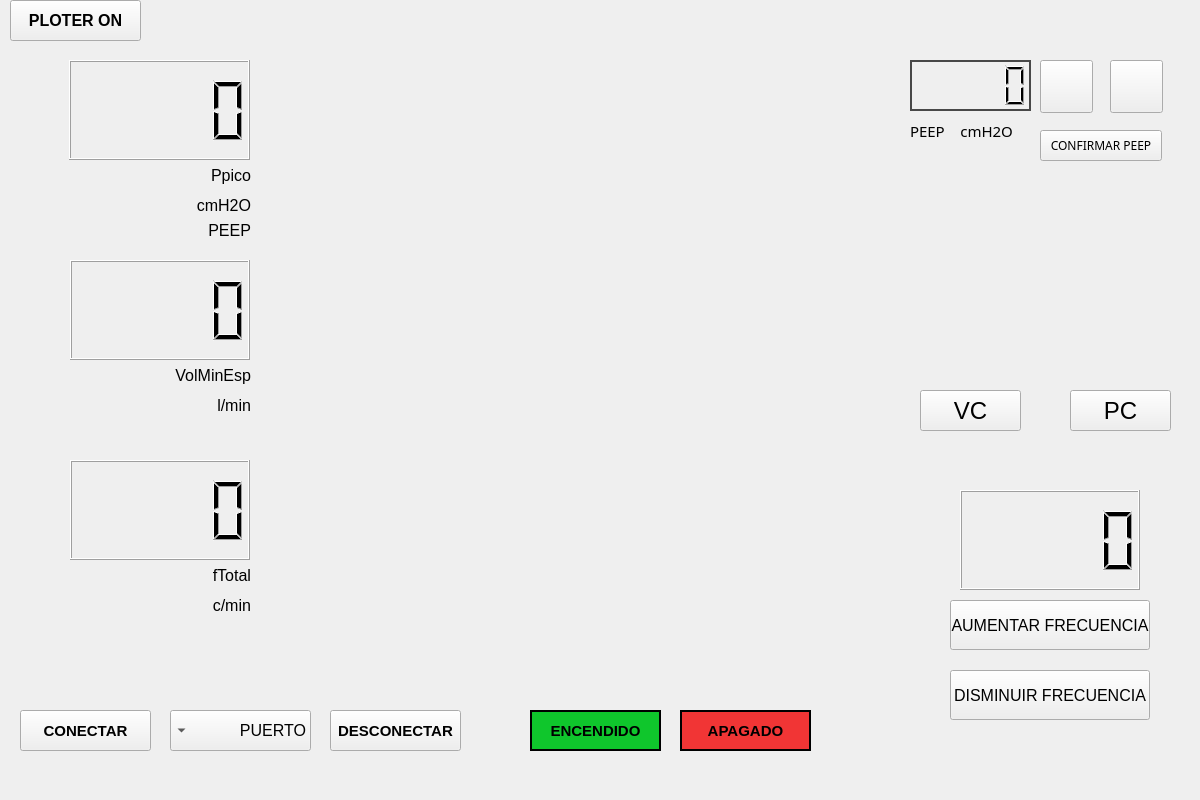
The window that diseño_gui.ui (1PYTHON1/Interfaz_Grafica_Ventilador_Mecanico_PyQt5) describes before a commit, drawn with Qt 5.
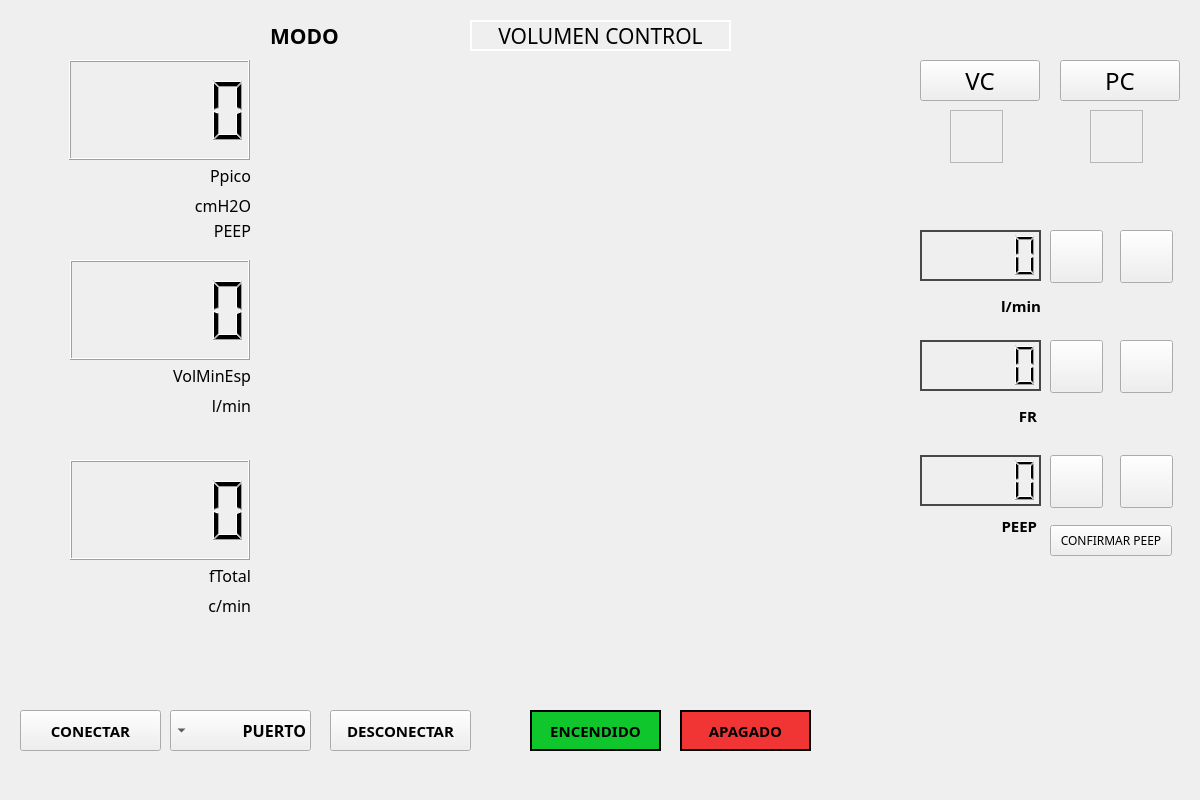
The same window after the commit. Icons and pictures are not drawn.

Commit message:
Se agrega mas funcionalidades en la GUI
Se agrega mas botones al diseño para el control de  presion y mostrar el modo

Patch:
```diff
--- a/diseño_gui.ui
+++ b/diseño_gui.ui
@@ -18,6 +18,7 @@
   </property>
   <property name="font">
    <font>
+    <family>Montserrat</family>
     <pointsize>5</pointsize>
    </font>
   </property>
@@ -73,9 +74,9 @@
    <widget class="QPushButton" name="pushButton_pc">
     <property name="geometry">
      <rect>
-      <x>1070</x>
-      <y>390</y>
-      <width>101</width>
+      <x>1060</x>
+      <y>60</y>
+      <width>120</width>
       <height>41</height>
      </rect>
     </property>
@@ -113,8 +114,8 @@
     <property name="geometry">
      <rect>
       <x>920</x>
-      <y>390</y>
-      <width>101</width>
+      <y>60</y>
+      <width>120</width>
       <height>41</height>
      </rect>
     </property>
@@ -130,10 +131,10 @@
    <widget class="QPushButton" name="pushButton_frecuencia_up">
     <property name="geometry">
      <rect>
-      <x>950</x>
-      <y>600</y>
-      <width>200</width>
-      <height>50</height>
+      <x>1050</x>
+      <y>340</y>
+      <width>53</width>
+      <height>53</height>
      </rect>
     </property>
     <property name="font">
@@ -141,17 +142,27 @@
       <pointsize>12</pointsize>
      </font>
     </property>
+    <property name="styleSheet">
+     <string notr="true">#pushButton_frecuencia_up
+{
+background-image: url(:/design/iconos/akar-icons_circle-chevron-down-fill (1).png);
+}
+#pushButton_frecuencia_up:hover
+{
+background-image: url(:/design/iconos/akar-icons_circle-chevron-down-fill (2).png);
+}</string>
+    </property>
     <property name="text">
-     <string>AUMENTAR FRECUENCIA</string>
+     <string/>
     </property>
    </widget>
    <widget class="QPushButton" name="pushButton_frecuencia_down">
     <property name="geometry">
      <rect>
-      <x>950</x>
-      <y>670</y>
-      <width>200</width>
-      <height>50</height>
+      <x>1120</x>
+      <y>340</y>
+      <width>53</width>
+      <height>53</height>
      </rect>
     </property>
     <property name="font">
@@ -159,8 +170,17 @@
       <pointsize>12</pointsize>
      </font>
     </property>
+    <property name="styleSheet">
+     <string notr="true">#pushButton_frecuencia_down{
+background-image: url(:/design/iconos/akar-icons_circle-chevron-down-fill.png);
+}
+#pushButton_frecuencia_down:hover{
+background-image: url(:/design/iconos/akar-icons_circle-chevron-down-fill (3).png);
+}
+</string>
+    </property>
     <property name="text">
-     <string>DISMINUIR FRECUENCIA</string>
+     <string/>
     </property>
    </widget>
    <widget class="QLCDNumber" name="lcdNumber_presion">
@@ -196,9 +216,9 @@
    <widget class="QLabel" name="label">
     <property name="geometry">
      <rect>
-      <x>200</x>
+      <x>180</x>
       <y>160</y>
-      <width>51</width>
+      <width>71</width>
       <height>31</height>
      </rect>
     </property>
@@ -217,9 +237,9 @@
    <widget class="QLabel" name="label_2">
     <property name="geometry">
      <rect>
-      <x>190</x>
+      <x>180</x>
       <y>190</y>
-      <width>61</width>
+      <width>71</width>
       <height>31</height>
      </rect>
     </property>
@@ -238,9 +258,9 @@
    <widget class="QLabel" name="label_3">
     <property name="geometry">
      <rect>
-      <x>190</x>
+      <x>180</x>
       <y>390</y>
-      <width>61</width>
+      <width>71</width>
       <height>31</height>
      </rect>
     </property>
@@ -259,9 +279,9 @@
    <widget class="QLabel" name="label_4">
     <property name="geometry">
      <rect>
-      <x>160</x>
+      <x>150</x>
       <y>360</y>
-      <width>91</width>
+      <width>101</width>
       <height>31</height>
      </rect>
     </property>
@@ -280,9 +300,9 @@
    <widget class="QLabel" name="label_5">
     <property name="geometry">
      <rect>
-      <x>190</x>
+      <x>180</x>
       <y>560</y>
-      <width>61</width>
+      <width>71</width>
       <height>31</height>
      </rect>
     </property>
@@ -322,19 +342,33 @@
    <widget class="QLCDNumber" name="lcdNumber_frecuencia">
     <property name="geometry">
      <rect>
-      <x>960</x>
-      <y>490</y>
-      <width>180</width>
-      <height>100</height>
+      <x>920</x>
+      <y>340</y>
+      <width>121</width>
+      <height>51</height>
      </rect>
     </property>
+    <property name="styleSheet">
+     <string notr="true">#lcdNumber_frecuencia{
+
+border: 2px solid rgb(72, 72, 72);
+
+
+}
+#lcdNumber_frecuencia:hover{
+
+border: 2px solid  rgb(190, 190, 190);
+
+}
+</string>
+    </property>
    </widget>
    <widget class="QPushButton" name="pushButton_conectar_serial">
     <property name="geometry">
      <rect>
       <x>20</x>
       <y>710</y>
-      <width>131</width>
+      <width>141</width>
       <height>41</height>
      </rect>
     </property>
@@ -361,6 +395,8 @@
     <property name="font">
      <font>
       <pointsize>12</pointsize>
+      <weight>75</weight>
+      <bold>true</bold>
      </font>
     </property>
     <item>
@@ -399,7 +435,7 @@
      <rect>
       <x>330</x>
       <y>710</y>
-      <width>131</width>
+      <width>141</width>
       <height>41</height>
      </rect>
     </property>
@@ -414,32 +450,11 @@
      <string>DESCONECTAR</string>
     </property>
    </widget>
-   <widget class="QPushButton" name="pushButton_sincronizar_datos">
-    <property name="geometry">
-     <rect>
-      <x>10</x>
-      <y>0</y>
-      <width>131</width>
-      <height>41</height>
-     </rect>
-    </property>
-    <property name="font">
-     <font>
-      <pointsize>12</pointsize>
-      <weight>75</weight>
-      <italic>false</italic>
-      <bold>true</bold>
-     </font>
-    </property>
-    <property name="text">
-     <string>PLOTER ON</string>
-    </property>
-   </widget>
    <widget class="QLCDNumber" name="lcdNumber_peep">
     <property name="geometry">
      <rect>
-      <x>910</x>
-      <y>60</y>
+      <x>920</x>
+      <y>455</y>
       <width>121</width>
       <height>51</height>
      </rect>
@@ -465,8 +480,8 @@
    <widget class="QPushButton" name="pushButton_incrementar_peep">
     <property name="geometry">
      <rect>
-      <x>1040</x>
-      <y>60</y>
+      <x>1050</x>
+      <y>455</y>
       <width>53</width>
       <height>53</height>
      </rect>
@@ -488,8 +503,8 @@
    <widget class="QPushButton" name="pushButton_decrementar_peep">
     <property name="geometry">
      <rect>
-      <x>1110</x>
-      <y>60</y>
+      <x>1120</x>
+      <y>455</y>
       <width>53</width>
       <height>53</height>
      </rect>
@@ -510,8 +525,8 @@
    <widget class="QPushButton" name="pushButton_confirmar_peep">
     <property name="geometry">
      <rect>
-      <x>1040</x>
-      <y>130</y>
+      <x>1050</x>
+      <y>525</y>
       <width>122</width>
       <height>31</height>
      </rect>
@@ -539,8 +554,8 @@
    <widget class="QLabel" name="label_8">
     <property name="geometry">
      <rect>
-      <x>910</x>
-      <y>115</y>
+      <x>920</x>
+      <y>510</y>
       <width>121</width>
       <height>31</height>
      </rect>
@@ -549,21 +564,23 @@
      <font>
       <family>Montserrat</family>
       <pointsize>11</pointsize>
+      <weight>75</weight>
+      <bold>true</bold>
      </font>
     </property>
     <property name="text">
-     <string>PEEP    cmH2O</string>
+     <string>PEEP </string>
     </property>
     <property name="alignment">
-     <set>Qt::AlignLeading|Qt::AlignLeft|Qt::AlignVCenter</set>
+     <set>Qt::AlignRight|Qt::AlignTrailing|Qt::AlignVCenter</set>
     </property>
    </widget>
    <widget class="QLabel" name="label_7">
     <property name="geometry">
      <rect>
-      <x>200</x>
+      <x>190</x>
       <y>220</y>
-      <width>51</width>
+      <width>61</width>
       <height>21</height>
      </rect>
     </property>
@@ -666,6 +683,269 @@
      <string>APAGADO</string>
     </property>
    </widget>
+   <widget class="QLabel" name="label_9">
+    <property name="geometry">
+     <rect>
+      <x>920</x>
+      <y>400</y>
+      <width>121</width>
+      <height>31</height>
+     </rect>
+    </property>
+    <property name="font">
+     <font>
+      <family>Montserrat</family>
+      <pointsize>11</pointsize>
+      <weight>75</weight>
+      <bold>true</bold>
+     </font>
+    </property>
+    <property name="text">
+     <string>FR </string>
+    </property>
+    <property name="alignment">
+     <set>Qt::AlignRight|Qt::AlignTrailing|Qt::AlignVCenter</set>
+    </property>
+   </widget>
+   <widget class="QLCDNumber" name="lcdNumber_volumen_entrada">
+    <property name="geometry">
+     <rect>
+      <x>920</x>
+      <y>230</y>
+      <width>121</width>
+      <height>51</height>
+     </rect>
+    </property>
+    <property name="styleSheet">
+     <string notr="true">#lcdNumber_volumen_entrada{
+
+border: 2px solid rgb(72, 72, 72);
+
+
+}
+#lcdNumber_volumen_entrada:hover{
+
+border: 2px solid  rgb(190, 190, 190);
+
+}
+</string>
+    </property>
+   </widget>
+   <widget class="QLabel" name="label_10">
+    <property name="geometry">
+     <rect>
+      <x>920</x>
+      <y>290</y>
+      <width>121</width>
+      <height>31</height>
+     </rect>
+    </property>
+    <property name="font">
+     <font>
+      <family>Montserrat</family>
+      <pointsize>11</pointsize>
+      <weight>75</weight>
+      <bold>true</bold>
+     </font>
+    </property>
+    <property name="text">
+     <string>l/min</string>
+    </property>
+    <property name="alignment">
+     <set>Qt::AlignRight|Qt::AlignTrailing|Qt::AlignVCenter</set>
+    </property>
+   </widget>
+   <widget class="QPushButton" name="pushButton_decrementar_volumen">
+    <property name="geometry">
+     <rect>
+      <x>1120</x>
+      <y>230</y>
+      <width>53</width>
+      <height>53</height>
+     </rect>
+    </property>
+    <property name="font">
+     <font>
+      <pointsize>12</pointsize>
+     </font>
+    </property>
+    <property name="styleSheet">
+     <string notr="true">#pushButton_decrementar_volumen{
+background-image: url(:/design/iconos/akar-icons_circle-chevron-down-fill.png);
+}
+#pushButton_decrementar_volumen:hover{
+background-image: url(:/design/iconos/akar-icons_circle-chevron-down-fill (3).png);
+}
+</string>
+    </property>
+    <property name="text">
+     <string/>
+    </property>
+   </widget>
+   <widget class="QPushButton" name="pushButton_incrementar_volumen">
+    <property name="geometry">
+     <rect>
+      <x>1050</x>
+      <y>230</y>
+      <width>53</width>
+      <height>53</height>
+     </rect>
+    </property>
+    <property name="font">
+     <font>
+      <pointsize>12</pointsize>
+     </font>
+    </property>
+    <property name="styleSheet">
+     <string notr="true">#pushButton_incrementar_volumen
+{
+background-image: url(:/design/iconos/akar-icons_circle-chevron-down-fill (1).png);
+}
+#pushButton_incrementar_volumen:hover
+{
+background-image: url(:/design/iconos/akar-icons_circle-chevron-down-fill (2).png);
+}</string>
+    </property>
+    <property name="text">
+     <string/>
+    </property>
+   </widget>
+   <widget class="QLabel" name="label_11">
+    <property name="geometry">
+     <rect>
+      <x>270</x>
+      <y>20</y>
+      <width>111</width>
+      <height>31</height>
+     </rect>
+    </property>
+    <property name="font">
+     <font>
+      <pointsize>16</pointsize>
+      <weight>75</weight>
+      <bold>true</bold>
+     </font>
+    </property>
+    <property name="text">
+     <string>MODO</string>
+    </property>
+   </widget>
+   <widget class="QLabel" name="label_modo">
+    <property name="geometry">
+     <rect>
+      <x>470</x>
+      <y>20</y>
+      <width>261</width>
+      <height>31</height>
+     </rect>
+    </property>
+    <property name="font">
+     <font>
+      <family>Montserrat</family>
+      <pointsize>16</pointsize>
+      <weight>50</weight>
+      <italic>false</italic>
+      <bold>false</bold>
+     </font>
+    </property>
+    <property name="styleSheet">
+     <string notr="true">#label_modo{
+font: 16pt &quot;Montserrat&quot;;
+border: 2px solid rgb(255, 255, 255);
+}</string>
+    </property>
+    <property name="text">
+     <string>VOLUMEN CONTROL</string>
+    </property>
+    <property name="alignment">
+     <set>Qt::AlignCenter</set>
+    </property>
+   </widget>
+   <widget class="QFrame" name="led_vc_on">
+    <property name="geometry">
+     <rect>
+      <x>950</x>
+      <y>110</y>
+      <width>53</width>
+      <height>53</height>
+     </rect>
+    </property>
+    <property name="styleSheet">
+     <string notr="true">#led_vc_on{
+background-image: url(:/design/iconos/mdi_led-on.png);
+}</string>
+    </property>
+    <property name="frameShape">
+     <enum>QFrame::StyledPanel</enum>
+    </property>
+    <property name="frameShadow">
+     <enum>QFrame::Raised</enum>
+    </property>
+   </widget>
+   <widget class="QFrame" name="led_pc_on">
+    <property name="geometry">
+     <rect>
+      <x>1090</x>
+      <y>110</y>
+      <width>53</width>
+      <height>53</height>
+     </rect>
+    </property>
+    <property name="styleSheet">
+     <string notr="true">#led_pc_on{
+background-image: url(:/design/iconos/mdi_led-on.png);
+}</string>
+    </property>
+    <property name="frameShape">
+     <enum>QFrame::StyledPanel</enum>
+    </property>
+    <property name="frameShadow">
+     <enum>QFrame::Raised</enum>
+    </property>
+   </widget>
+   <widget class="QFrame" name="led_vc_off">
+    <property name="geometry">
+     <rect>
+      <x>950</x>
+      <y>110</y>
+      <width>53</width>
+      <height>53</height>
+     </rect>
+    </property>
+    <property name="styleSheet">
+     <string notr="true">#led_vc_off
+{
+background-image: url(:/design/iconos/Vector.png);
+}</string>
+    </property>
+    <property name="frameShape">
+     <enum>QFrame::StyledPanel</enum>
+    </property>
+    <property name="frameShadow">
+     <enum>QFrame::Raised</enum>
+    </property>
+   </widget>
+   <widget class="QFrame" name="led_pc_off">
+    <property name="geometry">
+     <rect>
+      <x>1090</x>
+      <y>110</y>
+      <width>53</width>
+      <height>53</height>
+     </rect>
+    </property>
+    <property name="styleSheet">
+     <string notr="true">#led_pc_off{
+background-image: url(:/design/iconos/Vector.png);
+}</string>
+    </property>
+    <property name="frameShape">
+     <enum>QFrame::StyledPanel</enum>
+    </property>
+    <property name="frameShadow">
+     <enum>QFrame::Raised</enum>
+    </property>
+   </widget>
   </widget>
   <widget class="QMenuBar" name="menubar">
    <property name="geometry">
```
Left out of the diff: 4 changed lines with no effect on the pictures. The commit also changes 6 other files.
